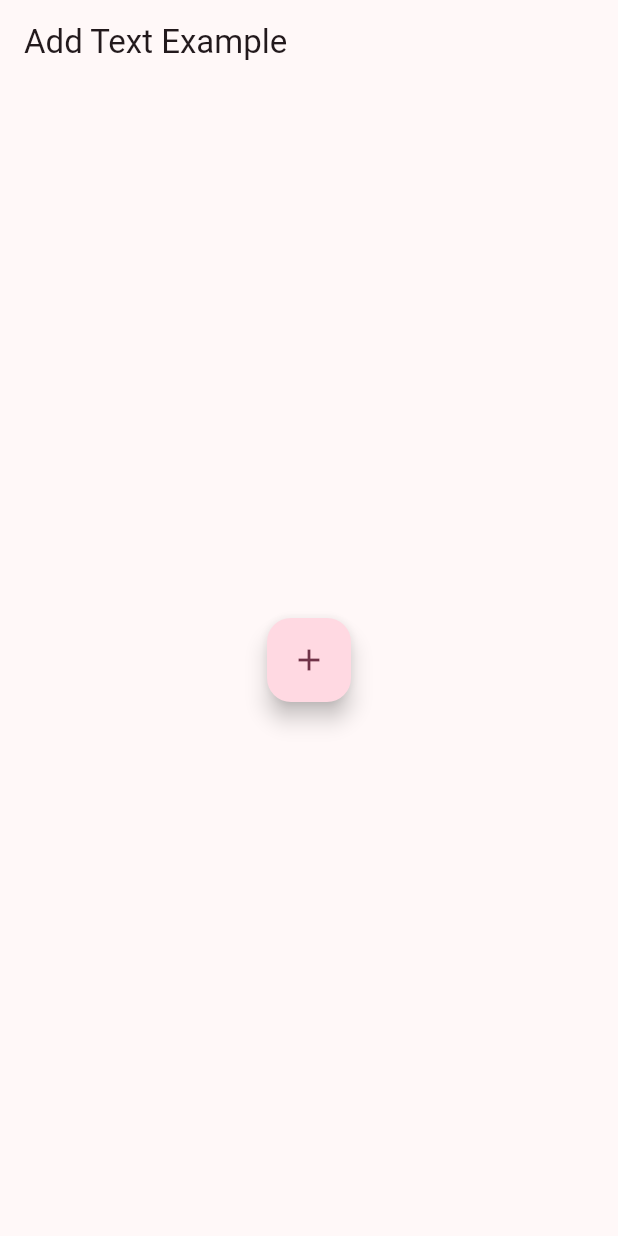
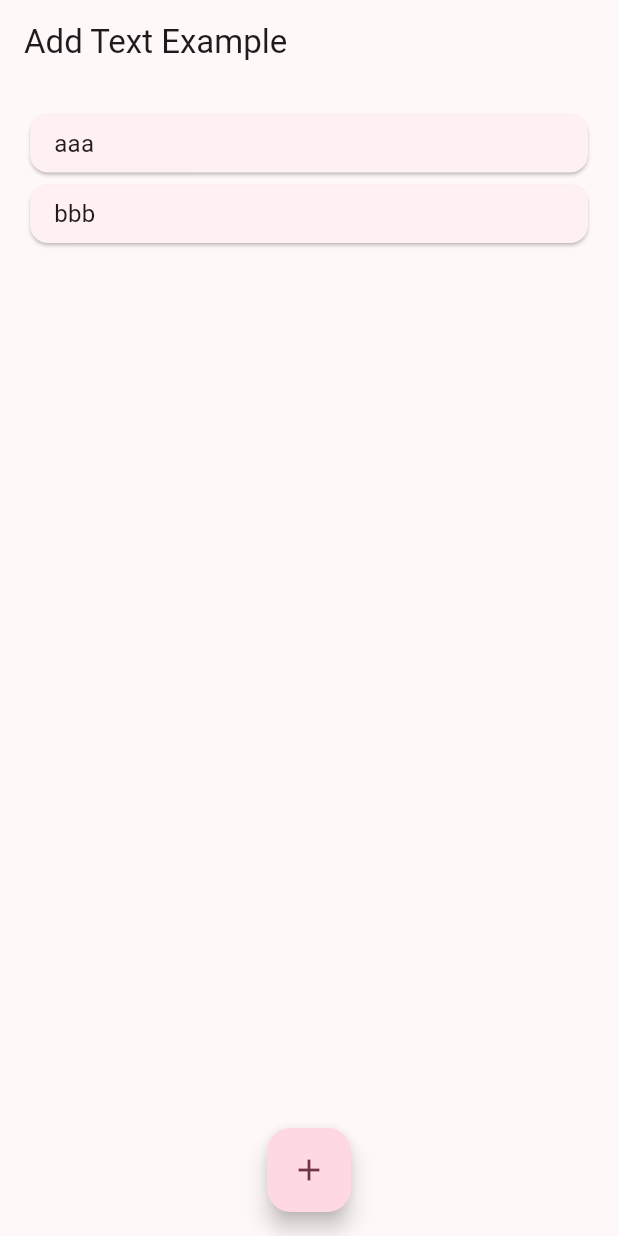
Before and after one commit to jasondoong/timetrail, a Flutter app: the screen it shows after launch, on a phone screen of 412 x 824 dp. Run offline on Flutter 3.47's test engine with Material 3 defaults, Android fonts, the light colour scheme and no system bars.

Commit message:
Add TaskCard and set up default linux app size

```diff
--- a/lib/main.dart
+++ b/lib/main.dart
@@ -1,5 +1,5 @@
 import 'package:flutter/material.dart';
-import 'package:timetrail/screens/home_screen.dart';
+import 'package:timetrail/screens/home/home_screen.dart';
 
 void main() {
   runApp(const MyApp());
--- a/lib/screens/home_screen.dart
+++ b/lib/screens/home/home_screen.dart
@@ -1,4 +1,5 @@
 import 'package:flutter/material.dart';
+import 'package:timetrail/screens/home/task_card.dart';
 
 class HomeScreen extends StatefulWidget {
   @override
@@ -7,6 +8,8 @@ class HomeScreen extends StatefulWidget {
 
 class _HomeScreenState extends State<HomeScreen> {
   String? _displayText; // Holds the text to display above the button
+
+  List tasks = ['aaa', 'bbb'];
 
   void _openTextInputDialog() async {
     final result = await showDialog<String>(
@@ -51,15 +54,24 @@ class _HomeScreenState extends State<HomeScreen> {
     return Scaffold(
       appBar: AppBar(title: Text("Add Text Example")),
       body: Center(
+        child: Padding(
+          padding: const EdgeInsets.all(16.0),
           child: Column(
             mainAxisSize: MainAxisSize.min,
             children: [
+              Expanded(
+                child: ListView.builder(
+                  itemCount: tasks.length,
+                  itemBuilder: (_, index) {
+                    return TaskCard(tasks[index]);
+                  },
+                ),
+              ),
               if (_displayText != null)
                 Padding(
                   padding: const EdgeInsets.only(bottom: 20.0),
-                child: Text(
-                  _displayText!,
-                  style: TextStyle(fontSize: 24),
+                  child: TaskCard(
+                    _displayText!
                   ),
                 ),
               FloatingActionButton(
@@ -69,6 +81,7 @@ class _HomeScreenState extends State<HomeScreen> {
             ],
           ),
         ),
+      ),
     );
   }
 }
--- /dev/null
+++ b/lib/screens/home/task_card.dart
@@ -0,0 +1,22 @@
+import 'package:flutter/material.dart';
+import 'package:timetrail/shared/styled_text.dart';
+
+class TaskCard extends StatelessWidget {
+  const TaskCard(this.task, {super.key});
+
+  final String task;
+
+  @override
+  Widget build(BuildContext context) {
+    return Card(
+      child: Padding(
+        padding: const EdgeInsets.symmetric(horizontal: 16, vertical: 8),
+        child: Row(
+          children: [
+            StyledText(task),
+          ]
+        ),
+      ),
+    );
+  }
+}
--- /dev/null
+++ b/lib/shared/styled_text.dart
@@ -0,0 +1,23 @@
+import 'package:flutter/material.dart';
+
+class StyledText extends StatelessWidget {
+  const StyledText(this.text, {super.key});
+
+  final String text;
+
+  @override
+  Widget build(BuildContext context) {
+    return Text(text, style: const TextStyle(fontSize: 16, fontWeight: FontWeight.normal));
+  }
+}
+
+class StyledTitle extends StatelessWidget {
+  const StyledTitle(this.text, {super.key});
+
+  final String text;
+
+  @override
+  Widget build(BuildContext context) {
+    return Text(text, style: TextStyle(fontSize: 20, fontWeight: FontWeight.bold));
+  }
+}
```
Also changed, not shown: 1 other file. Lines whose indentation alone changed are shown as unchanged.
